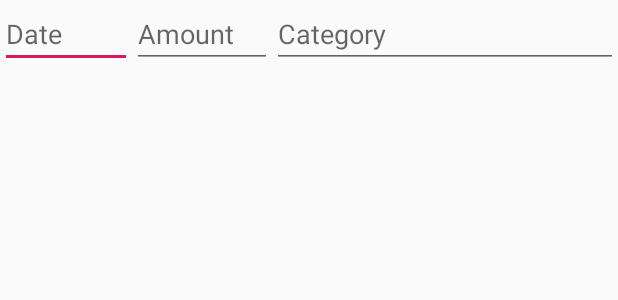
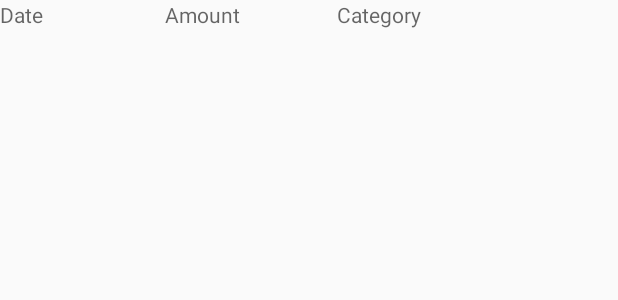
Before and after one commit to finzic/moneytracker, an Android app: the layout ledger_data.xml on its own in the app's theme, with its tools: preview values and no code run, on a phone screen of 412 x 824 dp. Shown: the top 300 px of the screen. Run offline under Robolectric (Android 15) with nearby library versions, the phone set to English and light mode, and no system bars.

Commit message:
recyclerView adds; now needs to scroll

```diff
--- a/app/src/main/java/it/finzicontini/digiledger/MainActivity.java
+++ b/app/src/main/java/it/finzicontini/digiledger/MainActivity.java
@@ -38,7 +38,7 @@ public class MainActivity extends AppCompatActivity {
         setContentView(R.layout.activity_main);
         setupTestData();
         ledgerListRecyclerView = (RecyclerView) findViewById(R.id.rclExpensesView);
-        ledgerListRecyclerView.setHasFixedSize(true);
+        ledgerListRecyclerView.setHasFixedSize(false);
 
         // use a linear layout manager
         layoutManager = new LinearLayoutManager(this);
--- a/app/src/main/res/layout/ledger_data.xml
+++ b/app/src/main/res/layout/ledger_data.xml
@@ -1,30 +1,32 @@
 <?xml version="1.0" encoding="utf-8"?>
 <LinearLayout xmlns:android="http://schemas.android.com/apk/res/android"
+    xmlns:tools="http://schemas.android.com/tools"
     android:id="@+id/linLayout"
-    android:layout_width="match_parent"
-    android:layout_height="match_parent">
+    android:layout_width="wrap_content"
+    android:layout_height="wrap_content">
 
-    <EditText
+    <TextView
         android:id="@+id/txtDate"
-        android:layout_width="71dp"
+        android:layout_width="118dp"
         android:layout_height="wrap_content"
         android:layout_weight="1"
         android:ems="10"
         android:hint="@string/strDate"
-        android:inputType="date" />
+        android:inputType="date"
+        tools:text="@tools:sample/date/ddmmyy" />
 
-    <EditText
+    <TextView
         android:id="@+id/txtAmount"
-        android:layout_width="76dp"
+        android:layout_width="123dp"
         android:layout_height="wrap_content"
         android:layout_weight="1"
         android:ems="10"
         android:hint="@string/strAmount"
         android:inputType="number" />
 
-    <EditText
+    <TextView
         android:id="@+id/txtCategory"
-        android:layout_width="wrap_content"
+        android:layout_width="196dp"
         android:layout_height="wrap_content"
         android:layout_weight="1"
         android:ems="10"
```
Also changed, not shown: app/src/main/java/it/finzicontini/digiledger/LedgerDataListAdapter.java (+6 -2 lines), app/src/main/res/layout/activity_main.xml (+10 -8 lines).
